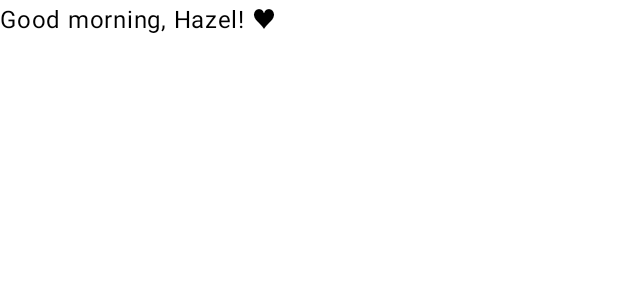
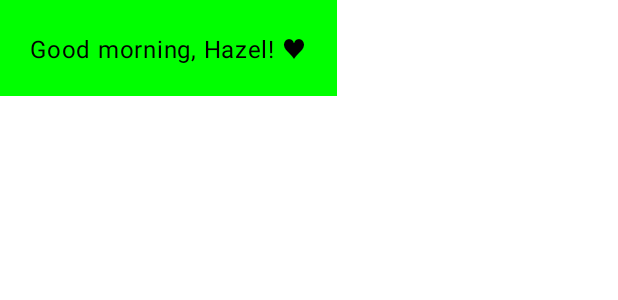
Before and after one commit to HazelnutHazel/LearningAndroid, an Android app built with Jetpack Compose: the @Preview function GreetingPreview, on a phone screen of 412 x 824 dp. Shown: the top 300 px of the screen. Run offline under Robolectric (Android 15) with nearby library versions, the phone set to English and light mode, and no system bars.

Commit message:
Formatted and added Surface

```diff
--- a/app/src/main/java/com/example/learningandroid/MainActivity.kt
+++ b/app/src/main/java/com/example/learningandroid/MainActivity.kt
@@ -9,13 +9,17 @@ import androidx.annotation.RequiresApi
 import androidx.compose.foundation.layout.fillMaxSize
 import androidx.compose.foundation.layout.padding
 import androidx.compose.material3.Scaffold
+import androidx.compose.material3.Surface
 import androidx.compose.material3.Text
 import androidx.compose.runtime.Composable
 import androidx.compose.ui.Modifier
+import androidx.compose.ui.graphics.Color
 import androidx.compose.ui.tooling.preview.Preview
+import androidx.compose.ui.unit.dp
 import com.example.learningandroid.ui.theme.LearningAndroidTheme
 import java.time.LocalDateTime
 import java.time.format.DateTimeFormatter
+
 
 class MainActivity : ComponentActivity() {
     @RequiresApi(Build.VERSION_CODES.O)
@@ -38,7 +42,8 @@ class MainActivity : ComponentActivity() {
 @RequiresApi(Build.VERSION_CODES.O)
 @Composable
 fun Greeting(name: String, modifier: Modifier = Modifier) {
-    val currentHour = Integer.parseInt (LocalDateTime.now().format(DateTimeFormatter.ofPattern("HH")))
+    val currentHour =
+        Integer.parseInt(LocalDateTime.now().format(DateTimeFormatter.ofPattern("HH")))
     val greeting = if (currentHour in 4..10) {
         "morning"
     } else if (currentHour in 11..13) {
@@ -49,10 +54,12 @@ fun Greeting(name: String, modifier: Modifier = Modifier) {
         "evening"
     }
 
-    Text(
-        text = "Good $greeting, $name! ♥",
-        modifier = modifier
-    )
+    Surface(color = Color.Green) {
+        Text(
+            text = "Good $greeting, $name! ♥",
+            modifier = modifier.padding(20.dp)
+        )
+    }
 }
 
 @RequiresApi(Build.VERSION_CODES.O)
```
